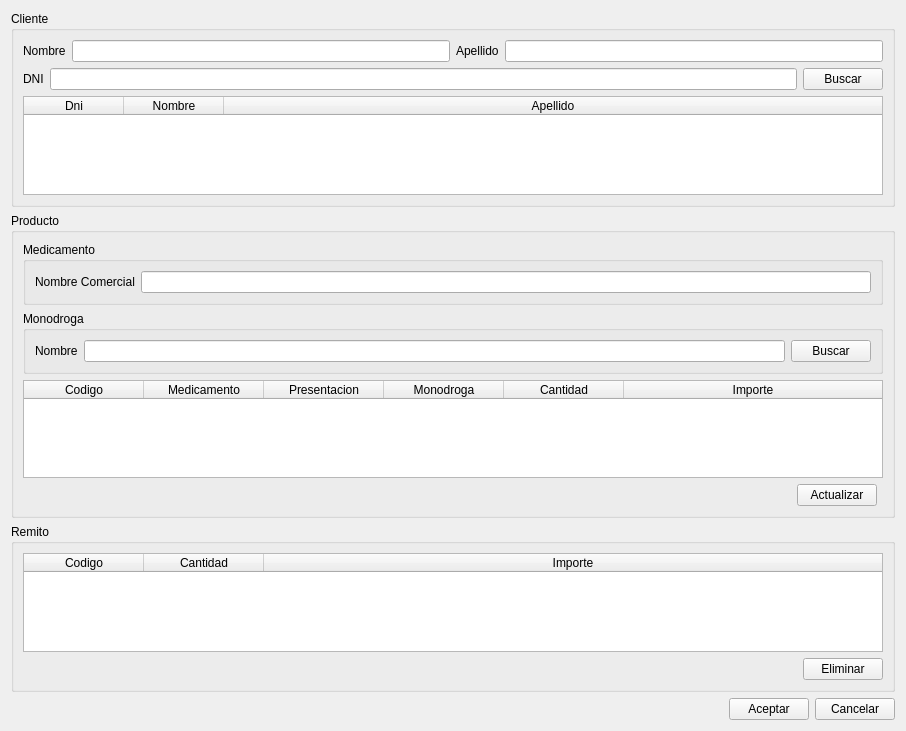
Qt form ventanas/vtnVentaConRemito.ui (leaLuque/FarmaciaCrisol) before a commit.
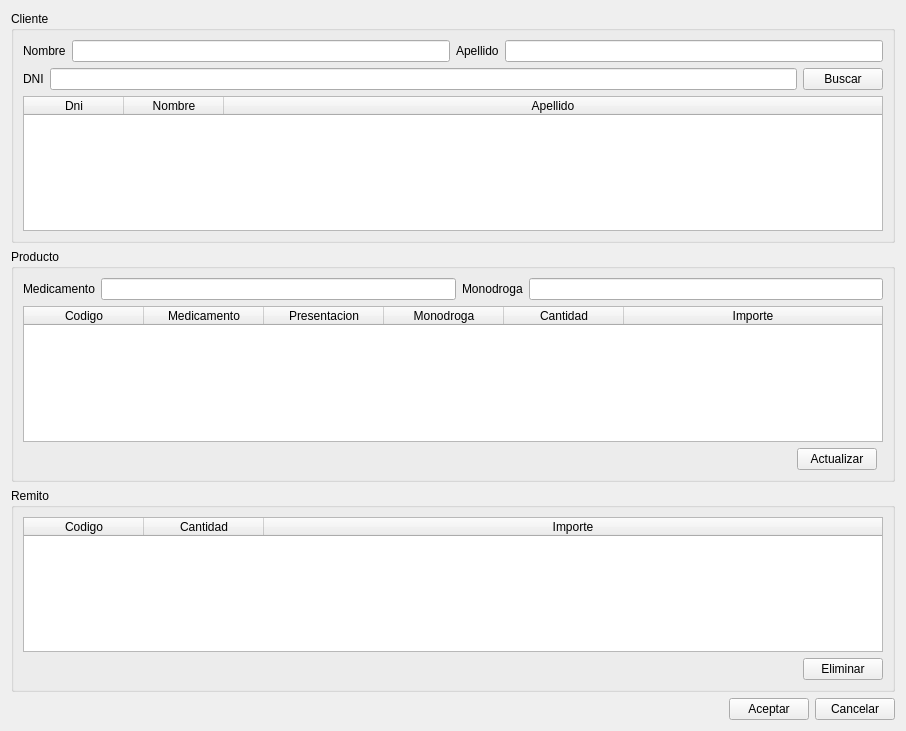
The same form after that commit.

```diff
--- a/ventanas/vtnVentaConRemito.ui
+++ b/ventanas/vtnVentaConRemito.ui
@@ -122,38 +122,46 @@
      </property>
      <layout class="QVBoxLayout" name="verticalLayout_3">
       <item>
-       <layout class="QGridLayout" name="gridLayout_7">
-        <item row="1" column="0" colspan="2">
-         <widget class="QGroupBox" name="gbMonodroga">
-          <property name="title">
+       <layout class="QHBoxLayout" name="horizontalLayout_6">
+        <item>
+         <widget class="QLabel" name="label_2">
+          <property name="text">
+           <string>Medicamento</string>
+          </property>
+         </widget>
+        </item>
+        <item>
+         <widget class="QLineEdit" name="lineMedicamento">
+          <property name="statusTip">
+           <string>Ingrese nombre del medicamento (solo letras y números)</string>
+          </property>
+          <property name="accessibleDescription">
+           <string>fMedicamento</string>
+          </property>
+         </widget>
+        </item>
+        <item>
+         <widget class="QLabel" name="label">
+          <property name="text">
            <string>Monodroga</string>
           </property>
-          <layout class="QVBoxLayout" name="verticalLayout_5">
-           <item>
-            <layout class="QGridLayout" name="gridLayout_5">
-             <item row="0" column="1">
-              <widget class="QLineEdit" name="lineEdit_4"/>
-             </item>
-             <item row="0" column="0">
-              <widget class="QLabel" name="label_10">
-               <property name="text">
-                <string>Nombre</string>
-               </property>
-              </widget>
-             </item>
-             <item row="0" column="2">
-              <widget class="QPushButton" name="btnBuscarProducto">
-               <property name="text">
-                <string>Buscar</string>
-               </property>
-              </widget>
-             </item>
-            </layout>
-           </item>
-          </layout>
          </widget>
         </item>
-        <item row="2" column="0" colspan="2">
+        <item>
+         <widget class="QLineEdit" name="lineMonodroga">
+          <property name="statusTip">
+           <string>Ingrese nombre de la monodroga</string>
+          </property>
+          <property name="accessibleDescription">
+           <string>fmonodroga</string>
+          </property>
+         </widget>
+        </item>
+       </layout>
+      </item>
+      <item>
+       <layout class="QGridLayout" name="gridLayout_7">
+        <item row="0" column="0" colspan="2">
          <widget class="QTableWidget" name="tableProductos">
           <property name="editTriggers">
            <set>QAbstractItemView::NoEditTriggers</set>
@@ -202,30 +210,7 @@
           </column>
          </widget>
         </item>
-        <item row="0" column="0" colspan="2">
-         <widget class="QGroupBox" name="gbMedicamento">
-          <property name="title">
-           <string>Medicamento</string>
-          </property>
-          <layout class="QVBoxLayout" name="verticalLayout_4">
-           <item>
-            <layout class="QGridLayout" name="gridLayout_4">
-             <item row="0" column="0">
-              <widget class="QLabel" name="label_9">
-               <property name="text">
-                <string>Nombre Comercial</string>
-               </property>
-              </widget>
-             </item>
-             <item row="0" column="1">
-              <widget class="QLineEdit" name="lineEdit_3"/>
-             </item>
-            </layout>
-           </item>
-          </layout>
-         </widget>
-        </item>
-        <item row="3" column="0">
+        <item row="1" column="0">
          <layout class="QHBoxLayout" name="horizontalLayout_4">
           <item>
            <spacer name="horizontalSpacer_3">
```
Left out of the diff: 42 changed lines with no effect on the pictures.
